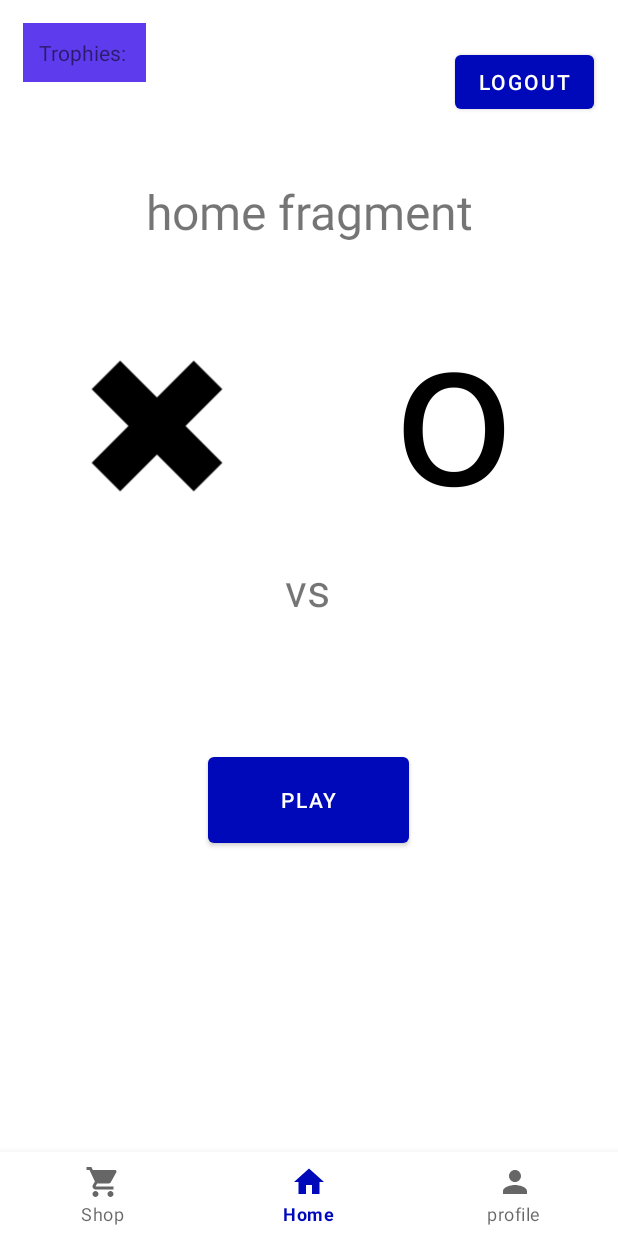
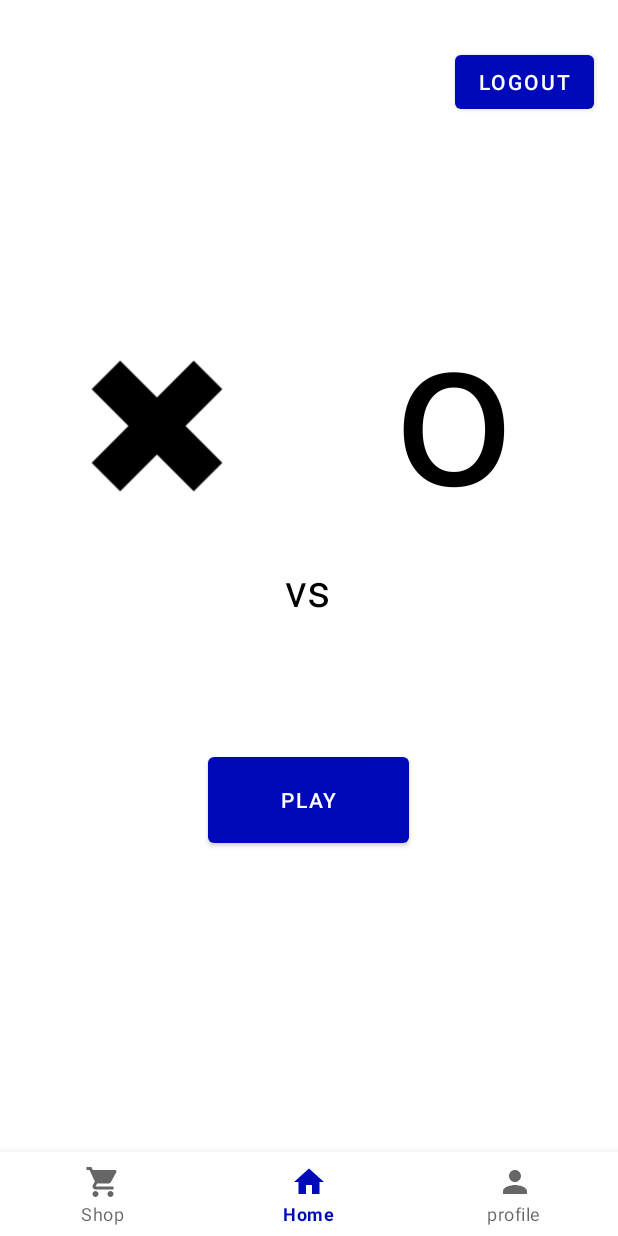
Before and after one commit to Tomer644/UtimateTicTacToe, an Android app: the HomeFragment screen opened directly, with no data from a screen before it, on a phone screen of 412 x 824 dp. Run offline under Robolectric (Android 15) with nearby library versions, the phone set to English and light mode, and no system bars.

Commit message:
- changed a bit the styling

```diff
--- a/app/src/main/java/com/example/utimatetictactoe/MyAdapter.java
+++ b/app/src/main/java/com/example/utimatetictactoe/MyAdapter.java
@@ -53,17 +53,17 @@ public class MyAdapter extends RecyclerView.Adapter<MyViewHolder> {
                 break;
             case rare:
                 holder.skin_type.setText("Rare");
-                holder.skin_type.setTextColor(Color.parseColor("#ffa21e"));
+                //holder.skin_type.setTextColor(Color.parseColor("#ffa21e"));
                 holder.cardview.setBackgroundResource(R.drawable.rare_skin_bg);
                 break;
             case epic:
                 holder.skin_type.setText("Epic");
-                holder.skin_type.setTextColor(Color.parseColor("#a400d3"));
+                //holder.skin_type.setTextColor(Color.parseColor("#a400d3"));
                 holder.cardview.setBackgroundResource(R.drawable.epic_skin_bg);
                 break;
             case legendary:
                 holder.skin_type.setText("Legendary");
-                holder.skin_type.setTextColor(Color.parseColor("#00fff7"));
+                //holder.skin_type.setTextColor(Color.parseColor("#00fff7"));
                 holder.cardview.setBackgroundResource(R.drawable.legendary_skin_bg);
                 break;
         }
--- a/app/src/main/java/com/example/utimatetictactoe/ProfileFragment.java
+++ b/app/src/main/java/com/example/utimatetictactoe/ProfileFragment.java
@@ -42,7 +42,7 @@ public class ProfileFragment extends Fragment {
         tvGames.setText(tvGames.getText()+" "+data.get(1));
         tvWins.setText(tvWins.getText()+" "+data.get(2));
         tvLosses.setText(tvLosses.getText()+" "+data.get(3));
-        //tvSkinsOwn.setText(tvSkinsOwn.getText()+""+data.get());
+        tvSkinsOwn.setText(tvSkinsOwn.getText()+""+data.get(4));
 
         return v;
     }
--- a/app/src/main/res/drawable/epic_skin_bg.xml
+++ b/app/src/main/res/drawable/epic_skin_bg.xml
@@ -1,5 +1,5 @@
 <?xml version="1.0" encoding="utf-8"?>
 <shape xmlns:android="http://schemas.android.com/apk/res/android">
-    <solid android:color="@android:color/transparent"/> <!-- set the background color to transperent -->
-    <stroke android:color="#a400d3" android:width="2dp"/>
+    <solid android:color="#a400d3"/> <!-- set the background color to transperent -->
+<!--    <stroke android:color="#a400d3" android:width="2dp"/>-->
 </shape>
--- /dev/null
+++ b/app/src/main/res/drawable/ic_baseline_arrow_back_24.xml
@@ -0,0 +1,5 @@
+<vector android:autoMirrored="true" android:height="24dp"
+    android:tint="#000000" android:viewportHeight="24"
+    android:viewportWidth="24" android:width="24dp" xmlns:android="http://schemas.android.com/apk/res/android">
+    <path android:fillColor="@android:color/white" android:pathData="M20,11H7.83l5.59,-5.59L12,4l-8,8 8,8 1.41,-1.41L7.83,13H20v-2z"/>
+</vector>
--- a/app/src/main/res/drawable/legendary_skin_bg.xml
+++ b/app/src/main/res/drawable/legendary_skin_bg.xml
@@ -1,5 +1,5 @@
 <?xml version="1.0" encoding="utf-8"?>
 <shape xmlns:android="http://schemas.android.com/apk/res/android">
-    <solid android:color="@android:color/transparent"/> <!-- set the background color to transperent -->
-    <stroke android:color="#00fff7" android:width="2dp"/>
+    <solid android:color="#00fff7"/> <!-- set the background color to transperent -->
+<!--    <stroke android:color="#00fff7" android:width="2dp"/>-->
 </shape>
--- a/app/src/main/res/drawable/rare_skin_bg.xml
+++ b/app/src/main/res/drawable/rare_skin_bg.xml
@@ -1,5 +1,5 @@
 <?xml version="1.0" encoding="utf-8"?>
 <shape xmlns:android="http://schemas.android.com/apk/res/android">
-    <solid android:color="@android:color/transparent"/> <!-- set the background color to transperent -->
-    <stroke android:color="#ffa21e" android:width="2dp"/> <!-- set the border color to black and the width to 2dp -->
+    <solid android:color="#ffa21e"/> <!-- set the background color to transperent -->
+<!--    <stroke android:color="#ffa21e" android:width="2dp"/> &lt;!&ndash; set the border color to black and the width to 2dp &ndash;&gt;-->
 </shape>
--- a/app/src/main/res/layout/activity_login.xml
+++ b/app/src/main/res/layout/activity_login.xml
@@ -4,7 +4,7 @@
     xmlns:tools="http://schemas.android.com/tools"
     android:layout_width="match_parent"
     android:layout_height="match_parent"
-    android:background="@drawable/signinbg"
+    android:background="@drawable/profile_top_bg"
     android:minWidth="400dp"
     android:minHeight="600dp">
 <!--    tools:context=".LoginActivity">-->
--- a/app/src/main/res/layout/activity_main.xml
+++ b/app/src/main/res/layout/activity_main.xml
@@ -1,4 +1,4 @@
-<androidx.constraintlayout.widget.ConstraintLayout
+<RelativeLayout
     xmlns:android="http://schemas.android.com/apk/res/android"
     xmlns:app="http://schemas.android.com/apk/res-auto"
     xmlns:tools="http://schemas.android.com/tools"
@@ -7,37 +7,6 @@
     tools:context=".MainActivity"
     android:orientation="horizontal">
 
-    <RelativeLayout
-        android:id="@+id/relativeLayout"
-        android:layout_width="match_parent"
-        android:layout_height="match_parent"
-        app:layout_constraintEnd_toEndOf="parent"
-        app:layout_constraintStart_toStartOf="parent"
-        app:layout_constraintTop_toTopOf="parent">
-
-        <TextView
-            android:id="@+id/trophiesCount"
-            android:layout_width="wrap_content"
-            android:layout_height="wrap_content"
-            android:layout_margin="15dp"
-            android:gravity="right"
-            android:text="Trophies: "
-            android:background="@color/blue_light"
-            android:padding="10dp"
-            />
-
-    </RelativeLayout>
-
-    <RelativeLayout
-        android:id="@+id/relativeLayout2"
-        android:layout_width="match_parent"
-        android:layout_height="match_parent"
-        app:layout_constraintBottom_toBottomOf="parent"
-        app:layout_constraintEnd_toEndOf="parent"
-        app:layout_constraintStart_toStartOf="parent"
-        app:layout_constraintTop_toTopOf="parent">
-
-<!--        delete all and but the next 2, and make the main realative layout -->
     <FrameLayout
         android:id="@+id/container"
         android:layout_width="match_parent"
@@ -50,6 +19,6 @@
         android:layout_height="wrap_content"
         android:layout_alignParentBottom="true"
         app:menu="@menu/menu" />
+<!--        android:background="#FF03DAC5"/>-->
+
 </RelativeLayout>
-
-</androidx.constraintlayout.widget.ConstraintLayout>
--- a/app/src/main/res/layout/fragment_home.xml
+++ b/app/src/main/res/layout/fragment_home.xml
@@ -7,22 +7,22 @@
     tools:context=".HomeFragment"
    >
 
-    <TextView
-        android:id="@+id/textView"
-        android:layout_width="wrap_content"
-        android:layout_height="wrap_content"
-        android:layout_alignParentStart="true"
-        android:layout_alignParentTop="true"
-        android:layout_alignParentEnd="true"
-        android:layout_alignParentBottom="true"
-        android:gravity="center"
-        android:text="home fragment"
-        android:textSize="32dp"
-        app:layout_constraintBottom_toBottomOf="parent"
-        app:layout_constraintEnd_toEndOf="parent"
-        app:layout_constraintStart_toStartOf="parent"
-        app:layout_constraintTop_toTopOf="parent"
-        app:layout_constraintVertical_bias="0.165" />
+<!--    <TextView-->
+<!--        android:id="@+id/textView"-->
+<!--        android:layout_width="wrap_content"-->
+<!--        android:layout_height="wrap_content"-->
+<!--        android:layout_alignParentStart="true"-->
+<!--        android:layout_alignParentTop="true"-->
+<!--        android:layout_alignParentEnd="true"-->
+<!--        android:layout_alignParentBottom="true"-->
+<!--        android:gravity="center"-->
+<!--        android:text="home fragment"-->
+<!--        android:textSize="32dp"-->
+<!--        app:layout_constraintBottom_toBottomOf="parent"-->
+<!--        app:layout_constraintEnd_toEndOf="parent"-->
+<!--        app:layout_constraintStart_toStartOf="parent"-->
+<!--        app:layout_constraintTop_toTopOf="parent"-->
+<!--        app:layout_constraintVertical_bias="0.165" />-->
 
     <ImageButton
         android:id="@+id/btn_x"
@@ -62,6 +62,7 @@
         android:gravity="center"
         android:text="vs"
         android:textSize="30dp"
+        android:textColor="@color/black"
         app:layout_constraintBottom_toBottomOf="parent"
         app:layout_constraintEnd_toEndOf="parent"
         app:layout_constraintHorizontal_bias="0.498"
--- a/app/src/main/res/layout/fragment_shop.xml
+++ b/app/src/main/res/layout/fragment_shop.xml
@@ -3,7 +3,8 @@
     xmlns:tools="http://schemas.android.com/tools"
     android:layout_width="match_parent"
     android:layout_height="match_parent"
-    tools:context=".ShopFragment">
+    tools:context=".ShopFragment"
+    android:background="#2e7804">
 
     <TextView
         android:id="@+id/tvShop"
@@ -11,7 +12,7 @@
         android:layout_height="wrap_content"
         android:layout_alignParentTop="true"
         android:layout_marginTop="75dp"
-        android:textColor="@color/black"
+        android:textColor="@color/white"
         android:gravity="center"
         android:text="Shop"
         android:textSize="30dp" />
```
Also changed, not shown: app/src/main/java/com/example/utimatetictactoe/DBHelper.java (+11 -2 lines), app/src/main/java/com/example/utimatetictactoe/UltraGameActivity.java (+8 -0 lines), app/src/main/java/com/example/utimatetictactoe/normalGameActivity.java (+7 -0 lines), app/src/main/res/layout/activity_normal_game.xml (+14 -0 lines), app/src/main/res/layout/activity_ultra_game.xml (+13 -0 lines), app/src/main/res/layout/fragment_profile.xml (+7 -7 lines). Lines whose indentation alone changed are shown as unchanged.
